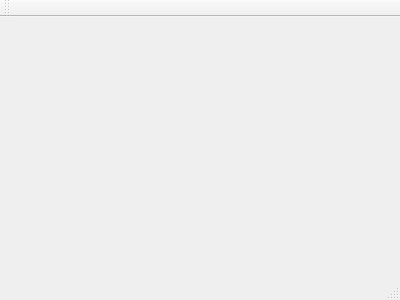
Old version of the form Roomba_Simulator/simfrontje/mainwindow.ui in the repository trick2011/ES2-PR_Roomba.
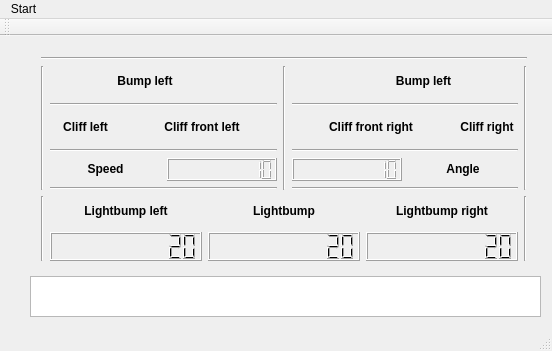
New version of the form. Icons and pictures are not drawn.

```diff
--- a/Roomba_Simulator/simfrontje/mainwindow.ui
+++ b/Roomba_Simulator/simfrontje/mainwindow.ui
@@ -1,24 +1,499 @@
 <ui version="4.0">
  <class>MainWindow</class>
- <widget class="QMainWindow" name="MainWindow" >
-  <property name="geometry" >
+ <widget class="QMainWindow" name="MainWindow">
+  <property name="geometry">
    <rect>
     <x>0</x>
     <y>0</y>
-    <width>400</width>
-    <height>300</height>
+    <width>552</width>
+    <height>351</height>
    </rect>
   </property>
-  <property name="windowTitle" >
-   <string>MainWindow</string>
+  <property name="minimumSize">
+   <size>
+    <width>552</width>
+    <height>351</height>
+   </size>
   </property>
-  <widget class="QMenuBar" name="menuBar" />
-  <widget class="QToolBar" name="mainToolBar" />
-  <widget class="QWidget" name="centralWidget" />
-  <widget class="QStatusBar" name="statusBar" />
+  <property name="maximumSize">
+   <size>
+    <width>552</width>
+    <height>351</height>
+   </size>
+  </property>
+  <property name="windowTitle">
+   <string>Simlator 💩</string>
+  </property>
+  <widget class="QWidget" name="centralWidget">
+   <widget class="QTextBrowser" name="textBrowser">
+    <property name="geometry">
+     <rect>
+      <x>30</x>
+      <y>240</y>
+      <width>511</width>
+      <height>41</height>
+     </rect>
+    </property>
+   </widget>
+   <widget class="QWidget" name="layoutWidget">
+    <property name="geometry">
+     <rect>
+      <x>30</x>
+      <y>10</y>
+      <width>508</width>
+      <height>226</height>
+     </rect>
+    </property>
+    <layout class="QVBoxLayout" name="verticalLayout_6">
+     <item>
+      <widget class="Line" name="line_4">
+       <property name="orientation">
+        <enum>Qt::Horizontal</enum>
+       </property>
+      </widget>
+     </item>
+     <item>
+      <layout class="QHBoxLayout" name="horizontalLayout_13">
+       <item>
+        <widget class="Line" name="line_3">
+         <property name="orientation">
+          <enum>Qt::Vertical</enum>
+         </property>
+        </widget>
+       </item>
+       <item>
+        <layout class="QVBoxLayout" name="verticalLayout_2">
+         <item>
+          <layout class="QHBoxLayout" name="horizontalLayout_3">
+           <item>
+            <widget class="QLabel" name="label_bumpr">
+             <property name="text">
+              <string>&lt;html&gt;&lt;head/&gt;&lt;body&gt;&lt;p align=&quot;center&quot;&gt;&lt;span style=&quot; font-weight:600;&quot;&gt;Bump left&lt;/span&gt;&lt;/p&gt;&lt;/body&gt;&lt;/html&gt;</string>
+             </property>
+            </widget>
+           </item>
+           <item>
+            <widget class="QLabel" name="led_bumpl">
+             <property name="minimumSize">
+              <size>
+               <width>31</width>
+               <height>31</height>
+              </size>
+             </property>
+             <property name="maximumSize">
+              <size>
+               <width>31</width>
+               <height>31</height>
+              </size>
+             </property>
+             <property name="text">
+              <string/>
+             </property>
+             <property name="pixmap">
+              <pixmap resource="resource.qrc">:/led/red_led</pixmap>
+             </property>
+            </widget>
+           </item>
+          </layout>
+         </item>
+         <item>
+          <widget class="Line" name="line_8">
+           <property name="orientation">
+            <enum>Qt::Horizontal</enum>
+           </property>
+          </widget>
+         </item>
+         <item>
+          <layout class="QHBoxLayout" name="horizontalLayout_9">
+           <item>
+            <layout class="QHBoxLayout" name="horizontalLayout_5">
+             <item>
+              <widget class="QLabel" name="label_cliffleft">
+               <property name="text">
+                <string>&lt;html&gt;&lt;head/&gt;&lt;body&gt;&lt;p align=&quot;center&quot;&gt;&lt;span style=&quot; font-weight:600;&quot;&gt;Cliff left&lt;/span&gt;&lt;/p&gt;&lt;/body&gt;&lt;/html&gt;</string>
+               </property>
+              </widget>
+             </item>
+             <item>
+              <widget class="QLabel" name="led_cliffl">
+               <property name="minimumSize">
+                <size>
+                 <width>31</width>
+                 <height>31</height>
+                </size>
+               </property>
+               <property name="maximumSize">
+                <size>
+                 <width>31</width>
+                 <height>31</height>
+                </size>
+               </property>
+               <property name="text">
+                <string/>
+               </property>
+               <property name="pixmap">
+                <pixmap resource="resource.qrc">:/led/red_led</pixmap>
+               </property>
+              </widget>
+             </item>
+            </layout>
+           </item>
+           <item>
+            <layout class="QHBoxLayout" name="horizontalLayout_8">
+             <item>
+              <widget class="QLabel" name="label_clifffl">
+               <property name="text">
+                <string>&lt;html&gt;&lt;head/&gt;&lt;body&gt;&lt;p align=&quot;center&quot;&gt;&lt;span style=&quot; font-weight:600;&quot;&gt;Cliff front left&lt;/span&gt;&lt;/p&gt;&lt;/body&gt;&lt;/html&gt;</string>
+               </property>
+              </widget>
+             </item>
+             <item>
+              <widget class="QLabel" name="led_clifffl">
+               <property name="minimumSize">
+                <size>
+                 <width>31</width>
+                 <height>31</height>
+                </size>
+               </property>
+               <property name="maximumSize">
+                <size>
+                 <width>31</width>
+                 <height>31</height>
+                </size>
+               </property>
+               <property name="text">
+                <string/>
+               </property>
+               <property name="pixmap">
+                <pixmap resource="resource.qrc">:/led/red_led</pixmap>
+               </property>
+              </widget>
+             </item>
+            </layout>
+           </item>
+          </layout>
+         </item>
+         <item>
+          <widget class="Line" name="line_7">
+           <property name="orientation">
+            <enum>Qt::Horizontal</enum>
+           </property>
+          </widget>
+         </item>
+         <item>
+          <layout class="QHBoxLayout" name="horizontalLayout_11">
+           <item>
+            <widget class="QLabel" name="label_speed">
+             <property name="text">
+              <string>&lt;html&gt;&lt;head/&gt;&lt;body&gt;&lt;p align=&quot;center&quot;&gt;&lt;span style=&quot; font-weight:600;&quot;&gt;Speed&lt;/span&gt;&lt;/p&gt;&lt;/body&gt;&lt;/html&gt;</string>
+             </property>
+            </widget>
+           </item>
+           <item>
+            <widget class="QLCDNumber" name="lcdNumber_speed">
+             <property name="digitCount">
+              <number>10</number>
+             </property>
+             <property name="value" stdset="0">
+              <double>10.000000000000000</double>
+             </property>
+            </widget>
+           </item>
+          </layout>
+         </item>
+         <item>
+          <widget class="Line" name="line_2">
+           <property name="orientation">
+            <enum>Qt::Horizontal</enum>
+           </property>
+          </widget>
+         </item>
+        </layout>
+       </item>
+       <item>
+        <widget class="Line" name="line">
+         <property name="orientation">
+          <enum>Qt::Vertical</enum>
+         </property>
+        </widget>
+       </item>
+       <item>
+        <layout class="QVBoxLayout" name="verticalLayout">
+         <item>
+          <layout class="QHBoxLayout" name="horizontalLayout_4">
+           <item>
+            <widget class="QLabel" name="led_bumpr">
+             <property name="minimumSize">
+              <size>
+               <width>31</width>
+               <height>31</height>
+              </size>
+             </property>
+             <property name="maximumSize">
+              <size>
+               <width>31</width>
+               <height>31</height>
+              </size>
+             </property>
+             <property name="text">
+              <string/>
+             </property>
+             <property name="pixmap">
+              <pixmap resource="resource.qrc">:/led/red_led</pixmap>
+             </property>
+            </widget>
+           </item>
+           <item>
+            <widget class="QLabel" name="label_bumpl">
+             <property name="text">
+              <string>&lt;html&gt;&lt;head/&gt;&lt;body&gt;&lt;p align=&quot;center&quot;&gt;&lt;span style=&quot; font-weight:600;&quot;&gt;Bump left&lt;/span&gt;&lt;/p&gt;&lt;/body&gt;&lt;/html&gt;</string>
+             </property>
+            </widget>
+           </item>
+          </layout>
+         </item>
+         <item>
+          <widget class="Line" name="line_10">
+           <property name="orientation">
+            <enum>Qt::Horizontal</enum>
+           </property>
+          </widget>
+         </item>
+         <item>
+          <layout class="QHBoxLayout" name="horizontalLayout_10">
+           <item>
+            <layout class="QHBoxLayout" name="horizontalLayout_7">
+             <item>
+              <widget class="QLabel" name="led_clifffr">
+               <property name="minimumSize">
+                <size>
+                 <width>31</width>
+                 <height>31</height>
+                </size>
+               </property>
+               <property name="maximumSize">
+                <size>
+                 <width>31</width>
+                 <height>31</height>
+                </size>
+               </property>
+               <property name="text">
+                <string/>
+               </property>
+               <property name="pixmap">
+                <pixmap resource="resource.qrc">:/led/red_led</pixmap>
+               </property>
+              </widget>
+             </item>
+             <item>
+              <widget class="QLabel" name="label_clifffr">
+               <property name="text">
+                <string>&lt;html&gt;&lt;head/&gt;&lt;body&gt;&lt;p align=&quot;center&quot;&gt;&lt;span style=&quot; font-weight:600;&quot;&gt;Cliff front right&lt;/span&gt;&lt;/p&gt;&lt;/body&gt;&lt;/html&gt;</string>
+               </property>
+              </widget>
+             </item>
+            </layout>
+           </item>
+           <item>
+            <layout class="QHBoxLayout" name="horizontalLayout_6">
+             <item>
+              <widget class="QLabel" name="led_cliffr">
+               <property name="minimumSize">
+                <size>
+                 <width>31</width>
+                 <height>31</height>
+                </size>
+               </property>
+               <property name="maximumSize">
+                <size>
+                 <width>31</width>
+                 <height>31</height>
+                </size>
+               </property>
+               <property name="text">
+                <string/>
+               </property>
+               <property name="pixmap">
+                <pixmap resource="resource.qrc">:/led/red_led</pixmap>
+               </property>
+              </widget>
+             </item>
+             <item>
+              <widget class="QLabel" name="label_cliffright">
+               <property name="text">
+                <string>&lt;html&gt;&lt;head/&gt;&lt;body&gt;&lt;p align=&quot;center&quot;&gt;&lt;span style=&quot; font-weight:600;&quot;&gt;Cliff right&lt;/span&gt;&lt;/p&gt;&lt;/body&gt;&lt;/html&gt;</string>
+               </property>
+              </widget>
+             </item>
+            </layout>
+           </item>
+          </layout>
+         </item>
+         <item>
+          <widget class="Line" name="line_9">
+           <property name="orientation">
+            <enum>Qt::Horizontal</enum>
+           </property>
+          </widget>
+         </item>
+         <item>
+          <layout class="QHBoxLayout" name="horizontalLayout_12">
+           <item>
+            <widget class="QLCDNumber" name="lcdNumber_angle">
+             <property name="digitCount">
+              <number>10</number>
+             </property>
+             <property name="value" stdset="0">
+              <double>10.000000000000000</double>
+             </property>
+            </widget>
+           </item>
+           <item>
+            <widget class="QLabel" name="label_angle">
+             <property name="text">
+              <string>&lt;html&gt;&lt;head/&gt;&lt;body&gt;&lt;p align=&quot;center&quot;&gt;&lt;span style=&quot; font-weight:600;&quot;&gt;Angle&lt;/span&gt;&lt;/p&gt;&lt;/body&gt;&lt;/html&gt;</string>
+             </property>
+            </widget>
+           </item>
+          </layout>
+         </item>
+         <item>
+          <widget class="Line" name="line_6">
+           <property name="orientation">
+            <enum>Qt::Horizontal</enum>
+           </property>
+          </widget>
+         </item>
+        </layout>
+       </item>
+       <item>
+        <widget class="Line" name="line_5">
+         <property name="orientation">
+          <enum>Qt::Vertical</enum>
+         </property>
+        </widget>
+       </item>
+      </layout>
+     </item>
+     <item>
+      <layout class="QHBoxLayout" name="horizontalLayout_14">
+       <item>
+        <widget class="Line" name="line_11">
+         <property name="orientation">
+          <enum>Qt::Vertical</enum>
+         </property>
+        </widget>
+       </item>
+       <item>
+        <layout class="QVBoxLayout" name="verticalLayout_3">
+         <item>
+          <widget class="QLabel" name="label_lightbumpl">
+           <property name="text">
+            <string>&lt;html&gt;&lt;head/&gt;&lt;body&gt;&lt;p align=&quot;center&quot;&gt;&lt;span style=&quot; font-weight:600;&quot;&gt;Lightbump left&lt;/span&gt;&lt;/p&gt;&lt;/body&gt;&lt;/html&gt;</string>
+           </property>
+          </widget>
+         </item>
+         <item>
+          <widget class="QLCDNumber" name="lcdNumber_lightbumpl">
+           <property name="digitCount">
+            <number>10</number>
+           </property>
+           <property name="value" stdset="0">
+            <double>20.000000000000000</double>
+           </property>
+          </widget>
+         </item>
+        </layout>
+       </item>
+       <item>
+        <layout class="QVBoxLayout" name="verticalLayout_4">
+         <item>
+          <widget class="QLabel" name="label_lightbump">
+           <property name="text">
+            <string>&lt;html&gt;&lt;head/&gt;&lt;body&gt;&lt;p align=&quot;center&quot;&gt;&lt;span style=&quot; font-weight:600;&quot;&gt;Lightbump&lt;/span&gt;&lt;/p&gt;&lt;/body&gt;&lt;/html&gt;</string>
+           </property>
+          </widget>
+         </item>
+         <item>
+          <widget class="QLCDNumber" name="lcdNumber_lightbump">
+           <property name="digitCount">
+            <number>10</number>
+           </property>
+           <property name="value" stdset="0">
+            <double>20.000000000000000</double>
+           </property>
+          </widget>
+         </item>
+        </layout>
+       </item>
+       <item>
+        <layout class="QVBoxLayout" name="verticalLayout_5">
+         <item>
+          <widget class="QLabel" name="label_lightbumpr">
+           <property name="text">
+            <string>&lt;html&gt;&lt;head/&gt;&lt;body&gt;&lt;p align=&quot;center&quot;&gt;&lt;span style=&quot; font-weight:600;&quot;&gt;Lightbump right&lt;/span&gt;&lt;/p&gt;&lt;/body&gt;&lt;/html&gt;</string>
+           </property>
+          </widget>
+         </item>
+         <item>
+          <widget class="QLCDNumber" name="lcdNumber_lightbumpr">
+           <property name="digitCount">
+            <number>10</number>
+           </property>
+           <property name="value" stdset="0">
+            <double>20.000000000000000</double>
+           </property>
+          </widget>
+         </item>
+        </layout>
+       </item>
+       <item>
+        <widget class="Line" name="line_12">
+         <property name="orientation">
+          <enum>Qt::Vertical</enum>
+         </property>
+        </widget>
+       </item>
+      </layout>
+     </item>
+    </layout>
+   </widget>
+  </widget>
+  <widget class="QMenuBar" name="menuBar">
+   <property name="geometry">
+    <rect>
+     <x>0</x>
+     <y>0</y>
+     <width>552</width>
+     <height>27</height>
+    </rect>
+   </property>
+   <widget class="QMenu" name="menuExit">
+    <property name="title">
+     <string>Start</string>
+    </property>
+    <addaction name="actionExit"/>
+   </widget>
+   <addaction name="menuExit"/>
+  </widget>
+  <widget class="QToolBar" name="mainToolBar">
+   <attribute name="toolBarArea">
+    <enum>TopToolBarArea</enum>
+   </attribute>
+   <attribute name="toolBarBreak">
+    <bool>false</bool>
+   </attribute>
+  </widget>
+  <widget class="QStatusBar" name="statusBar"/>
+  <action name="actionExit">
+   <property name="text">
+    <string>Exit</string>
+   </property>
+  </action>
  </widget>
- <layoutDefault spacing="6" margin="11" />
- <pixmapfunction></pixmapfunction>
- <resources/>
+ <layoutdefault spacing="6" margin="11"/>
+ <resources>
+  <include location="resource.qrc"/>
+ </resources>
  <connections/>
 </ui>
```
Left out of the diff: 1 changed line with no effect on the pictures.
